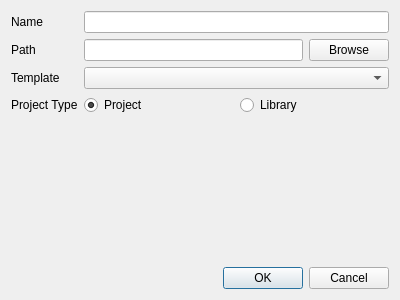
The window that assets/ui_files/NewWindowDialog.ui (threezinedine/ntt-game-editor) describes before a commit, drawn with Qt 5.
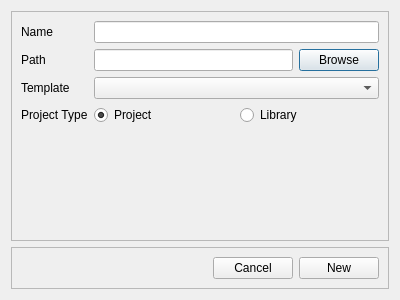
The same window after the commit.

Patch:
```diff
--- a/assets/ui_files/NewWindowDialog.ui
+++ b/assets/ui_files/NewWindowDialog.ui
@@ -15,7 +15,20 @@
   </property>
   <layout class="QVBoxLayout" name="verticalLayout">
    <item>
-    <layout class="QFormLayout" name="formLayout">
+    <widget class="QFrame" name="frame_2">
+     <property name="sizePolicy">
+      <sizepolicy hsizetype="Preferred" vsizetype="Expanding">
+       <horstretch>0</horstretch>
+       <verstretch>0</verstretch>
+      </sizepolicy>
+     </property>
+     <property name="frameShape">
+      <enum>QFrame::StyledPanel</enum>
+     </property>
+     <property name="frameShadow">
+      <enum>QFrame::Raised</enum>
+     </property>
+     <layout class="QFormLayout" name="formLayout_2">
      <item row="0" column="0">
       <widget class="QLabel" name="label">
        <property name="text">
@@ -26,16 +39,6 @@
      <item row="0" column="1">
       <widget class="QLineEdit" name="nameLineEdit"/>
      </item>
-     <item row="2" column="0">
-      <widget class="QLabel" name="label_2">
-       <property name="text">
-        <string>Template</string>
-       </property>
-      </widget>
-     </item>
-     <item row="2" column="1">
-      <widget class="QComboBox" name="templateComboBox"/>
-     </item>
      <item row="1" column="0">
       <widget class="QLabel" name="label_3">
        <property name="text">
@@ -43,6 +46,13 @@
        </property>
       </widget>
      </item>
+      <item row="2" column="0">
+       <widget class="QLabel" name="label_2">
+        <property name="text">
+         <string>Template</string>
+        </property>
+       </widget>
+      </item>
      <item row="3" column="0">
       <widget class="QLabel" name="label_4">
        <property name="text">
@@ -50,6 +60,27 @@
        </property>
       </widget>
      </item>
+      <item row="1" column="1">
+       <layout class="QHBoxLayout" name="horizontalLayout_2">
+        <item>
+         <widget class="QLineEdit" name="pathLineEdit">
+          <property name="readOnly">
+           <bool>true</bool>
+          </property>
+         </widget>
+        </item>
+        <item>
+         <widget class="QPushButton" name="browseButton">
+          <property name="text">
+           <string>Browse</string>
+          </property>
+         </widget>
+        </item>
+       </layout>
+      </item>
+      <item row="2" column="1">
+       <widget class="QComboBox" name="templateComboBox"/>
+      </item>
      <item row="3" column="1">
       <layout class="QHBoxLayout" name="horizontalLayout">
        <item>
@@ -71,34 +102,46 @@
        </item>
       </layout>
      </item>
-     <item row="1" column="1">
-      <layout class="QHBoxLayout" name="horizontalLayout_2">
-       <item>
-        <widget class="QLineEdit" name="pathLineEdit">
-         <property name="readOnly">
-          <bool>true</bool>
-         </property>
-        </widget>
-       </item>
-       <item>
-        <widget class="QPushButton" name="browseButton">
-         <property name="text">
-          <string>Browse</string>
-         </property>
-        </widget>
-       </item>
-      </layout>
-     </item>
-    </layout>
-   </item>
+     </layout>
+    </widget>
+   </item>
+   <item alignment="Qt::AlignBottom">
+    <widget class="QFrame" name="frame">
+     <property name="frameShape">
+      <enum>QFrame::StyledPanel</enum>
+     </property>
+     <property name="frameShadow">
+      <enum>QFrame::Raised</enum>
+     </property>
+     <layout class="QHBoxLayout" name="horizontalLayout_3">
    <item>
-    <widget class="QDialogButtonBox" name="buttonBox">
+       <spacer name="horizontalSpacer">
      <property name="orientation">
       <enum>Qt::Horizontal</enum>
      </property>
-     <property name="standardButtons">
-      <set>QDialogButtonBox::Cancel|QDialogButtonBox::Ok</set>
-     </property>
+        <property name="sizeHint" stdset="0">
+         <size>
+          <width>40</width>
+          <height>20</height>
+         </size>
+        </property>
+       </spacer>
+      </item>
+      <item>
+       <widget class="QPushButton" name="cancelButton">
+        <property name="text">
+         <string>Cancel</string>
+        </property>
+       </widget>
+      </item>
+      <item>
+       <widget class="QPushButton" name="newButton">
+        <property name="text">
+         <string>New</string>
+        </property>
+       </widget>
+      </item>
+     </layout>
     </widget>
    </item>
   </layout>
```
Left out of the diff: 35 changed lines with no effect on the pictures. Lines whose indentation alone changed are shown as unchanged.
